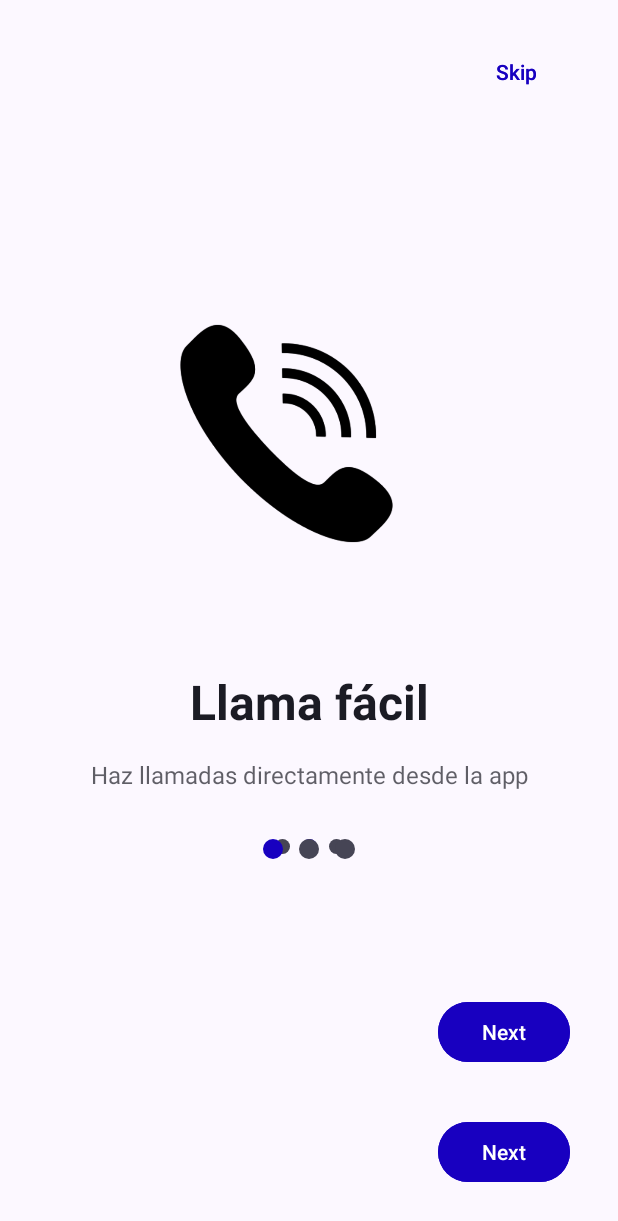
After one commit to XCypherXx/ProjectApp, an Android app: the OnboardingActivity screen opened directly, with no data from a screen before it, on a phone screen of 412 x 824 dp. The commit adds this screen. Shown: the top 1221 px of the screen. Run offline under Robolectric (Android 15) with nearby library versions, the phone set to English and light mode, and no system bars.

Commit message:
front home.

```diff
--- a/app/src/main/java/com/utp/project/ActivityRegistro.java
+++ b/app/src/main/java/com/utp/project/ActivityRegistro.java
@@ -1,6 +1,7 @@
 package com.utp.project;
 
 import android.content.Intent;
+import android.content.SharedPreferences;
 import android.os.Bundle;
 import android.widget.CheckBox;
 import android.widget.CompoundButton;
@@ -42,7 +43,7 @@
 
         // Initialize Firebase Auth
         mAuth = FirebaseAuth.getInstance();
-
+        mAuth.signOut(); //prueba
         // Obtener referencias de los elementos del layout
         btnRegistrarse = findViewById(R.id.btnRegistrarse);
         cbAceptarTerminos = findViewById(R.id.cbAceptarTerminos);
@@ -59,24 +60,18 @@
         });
 
 
-
-
-
-
-
         GoogleSignInOptions gso = new GoogleSignInOptions.Builder(GoogleSignInOptions.DEFAULT_SIGN_IN)
                 .requestIdToken(getString(R.string.default_web_client_id)) // el token que te da Firebase
                 .requestEmail()
                 .build();
 
         mGoogleSignInClient = GoogleSignIn.getClient(this, gso);
-
+//prueba
+        mGoogleSignInClient.signOut();
 
         // btn de Google
         MaterialButton btnGoogle = findViewById(R.id.btnGoogle);
         btnGoogle.setOnClickListener(view -> signIn());
-
-
 
 
     }
@@ -112,8 +107,7 @@
                         // Si ya hay sesión activa, ir a home desde el btn
 
                         if (mAuth.getCurrentUser() != null) {
-                            startActivity(new Intent(this, HomeActivity.class));
-                            finish();
+                            openNextScreen(); // manejar onboarding o home
                             return;
                         }
 
@@ -125,6 +119,24 @@
     }
 
 
+    private void openNextScreen() {
+        SharedPreferences prefs = getSharedPreferences("prefs", MODE_PRIVATE);
+        boolean isFirstTime = prefs.getBoolean("isFirstTime", true);
+
+        if (isFirstTime) {
+            // Guardar que ya vio onboarding
+            prefs.edit().putBoolean("isFirstTime", false).apply();
+
+            // Abrir onboarding
+            Intent intent = new Intent(ActivityRegistro.this, OnboardingActivity.class);
+            startActivity(intent);
+        } else {
+            // Abrir Home directamente
+            Intent intent = new Intent(ActivityRegistro.this, HomeActivity.class);
+            startActivity(intent);
+        }
+        finish();
+    }
 
 
 }
--- /dev/null
+++ b/app/src/main/java/com/utp/project/OnboardingActivity.java
@@ -0,0 +1,96 @@
+package com.utp.project;
+import androidx.appcompat.app.AppCompatActivity;
+import androidx.fragment.app.Fragment;
+import androidx.viewpager2.adapter.FragmentStateAdapter;
+import androidx.viewpager2.widget.ViewPager2;
+import android.content.Intent;
+import android.os.Bundle;
+import android.view.View;
+import android.widget.Button;
+import android.widget.LinearLayout;
+import java.util.ArrayList;
+import java.util.List;
+public class OnboardingActivity extends AppCompatActivity {
+
+    private ViewPager2 viewPager;
+    private OnboardingAdapter adapter;
+    private List<OnboardingItem> items;
+    private Button nextButton, skipButton;
+    private LinearLayout pageIndicators;
+
+    @Override
+    protected void onCreate(Bundle savedInstanceState) {
+        super.onCreate(savedInstanceState);
+        setContentView(R.layout.activity_onboarding);
+
+        // Referencias
+        viewPager = findViewById(R.id.view_pager);
+        nextButton = findViewById(R.id.next_button);
+        skipButton = findViewById(R.id.skip_button);
+        pageIndicators = findViewById(R.id.page_indicators);
+
+
+        items = new ArrayList<>();
+        items.add(new OnboardingItem(R.drawable.ic_call, "Llama fácil", "Haz llamadas directamente desde la app"));
+        items.add(new OnboardingItem(R.drawable.ic_calendar, "Agenda", "Revisa tus citas y tareas"));
+        items.add(new OnboardingItem(R.drawable.ic_home, "Inicio", "Accede rápido a todo lo que necesitas"));
+
+        adapter = new OnboardingAdapter(items);
+        viewPager.setAdapter(adapter);
+        setupIndicators();
+        setCurrentIndicator(0);
+
+        viewPager.registerOnPageChangeCallback(new ViewPager2.OnPageChangeCallback() {
+            @Override
+            public void onPageSelected(int position) {
+                super.onPageSelected(position);
+                setCurrentIndicator(position);
+            }
+        });
+
+        nextButton.setOnClickListener(v -> {
+            int current = viewPager.getCurrentItem();
+            if (current < adapter.getItemCount() - 1) {
+                viewPager.setCurrentItem(current + 1);
+            } else {
+                openHome();
+            }
+        });
+        skipButton.setOnClickListener(v -> openHome());
+    }
+
+    private void setupIndicators() {
+        pageIndicators.removeAllViews();
+        for (int i = 0; i < items.size(); i++) {
+            View indicator = new View(this);
+            LinearLayout.LayoutParams params = new LinearLayout.LayoutParams(20, 20);
+            params.setMargins(8, 0, 8, 0);
+            indicator.setLayoutParams(params);
+            indicator.setBackgroundResource(R.drawable.indicator_inactive);
+            pageIndicators.addView(indicator);
+        }
+    }
+
+    private void setCurrentIndicator(int index) {
+        for (int i = 0; i < pageIndicators.getChildCount(); i++) {
+            View child = pageIndicators.getChildAt(i);
+            if (i == index) {
+                child.setBackgroundResource(R.drawable.indicator_active);
+            } else {
+                child.setBackgroundResource(R.drawable.indicator_inactive);
+            }
+        }
+    }
+
+    private void openHome() {
+        // Guardar en SharedPreferences que ya vio onboarding
+        getSharedPreferences("prefs", MODE_PRIVATE)
+                .edit()
+                .putBoolean("isFirstTime", false)
+                .apply();
+
+        // Abrir Home
+        startActivity(new Intent(OnboardingActivity.this, HomeActivity.class));
+        finish();
+    }
+}
--- /dev/null
+++ b/app/src/main/java/com/utp/project/OnboardingAdapter.java
@@ -0,0 +1,54 @@
+package com.utp.project;
+
+import android.view.LayoutInflater;
+import android.view.View;
+import android.view.ViewGroup;
+import android.widget.ImageView;
+import android.widget.TextView;
+
+import androidx.annotation.NonNull;
+import androidx.recyclerview.widget.RecyclerView;
+
+import java.util.List;
+
+public class OnboardingAdapter extends RecyclerView.Adapter<OnboardingAdapter.OnboardingViewHolder> {
+
+    private List<OnboardingItem> onboardingItems;
+
+    public OnboardingAdapter(List<OnboardingItem> onboardingItems) {
+        this.onboardingItems = onboardingItems;
+    }
+
+    @NonNull
+    @Override
+    public OnboardingViewHolder onCreateViewHolder(@NonNull ViewGroup parent, int viewType) {
+        View view = LayoutInflater.from(parent.getContext())
+                .inflate(R.layout.activity_onboarding, parent, false); // layout genérico
+        return new OnboardingViewHolder(view);
+    }
+
+    @Override
+    public void onBindViewHolder(@NonNull OnboardingViewHolder holder, int position) {
+        OnboardingItem item = onboardingItems.get(position);
+        holder.titleText.setText(item.getTitle());
+        holder.descriptionText.setText(item.getDescription());
+        holder.imageView.setImageResource(item.getImageRes());
+    }
+
+    @Override
+    public int getItemCount() {
+        return onboardingItems.size();
+    }
+
+    class OnboardingViewHolder extends RecyclerView.ViewHolder {
+        TextView titleText, descriptionText;
+        ImageView imageView;
+
+        OnboardingViewHolder(@NonNull View itemView) {
+            super(itemView);
+            titleText = itemView.findViewById(R.id.title_text);
+            descriptionText = itemView.findViewById(R.id.description_text);
+            imageView = itemView.findViewById(R.id.onboarding_illustration);
+        }
+    }
+}
--- /dev/null
+++ b/app/src/main/java/com/utp/project/OnboardingItem.java
@@ -0,0 +1,17 @@
+package com.utp.project;
+
+public class OnboardingItem {
+    private int imageRes;
+    private String title;
+    private String description;
+
+    public OnboardingItem(int imageRes, String title, String description) {
+        this.imageRes = imageRes;
+        this.title = title;
+        this.description = description;
+    }
+
+    public int getImageRes() { return imageRes; }
+    public String getTitle() { return title; }
+    public String getDescription() { return description; }
+}
--- /dev/null
+++ b/app/src/main/res/drawable/indicator_active.xml
@@ -0,0 +1,9 @@
+<?xml version="1.0" encoding="utf-8"?>
+<shape xmlns:android="http://schemas.android.com/apk/res/android"
+    android:shape="oval">
+    <size
+        android:width="12dp"
+        android:height="12dp" />
+    <solid
+        android:color="@color/md_theme_primary" />
+</shape>
--- /dev/null
+++ b/app/src/main/res/drawable/indicator_inactive.xml
@@ -0,0 +1,9 @@
+<?xml version="1.0" encoding="utf-8"?>
+<shape xmlns:android="http://schemas.android.com/apk/res/android"
+    android:shape="oval">
+    <size
+        android:width="8dp"
+        android:height="8dp" />
+    <solid
+        android:color="@color/md_theme_onSurfaceVariant" />
+</shape>
--- a/app/src/main/res/layout/activity_home.xml
+++ b/app/src/main/res/layout/activity_home.xml
@@ -17,7 +17,7 @@
             android:id="@+id/user_greeting"
             android:layout_width="wrap_content"
             android:layout_height="wrap_content"
-            android:layout_marginTop="44dp"
+            android:layout_marginTop="54dp"
             android:text=""
             android:textColor="@color/md_theme_onSecondary"
             android:textSize="34sp"
@@ -25,12 +25,26 @@
             app:layout_constraintStart_toStartOf="parent"
             app:layout_constraintTop_toTopOf="parent" />
 
+        <ImageButton
+            android:id="@+id/icon_noti"
+            android:layout_width="50dp"
+            android:layout_height="50dp"
+            android:padding="8dp"
+            android:background="?attr/selectableItemBackgroundBorderless"
+            android:contentDescription="Notificaciones"
+            android:scaleType="centerInside"
+            android:src="@drawable/ic_noti"
+            app:layout_constraintEnd_toStartOf="@+id/profile_image"
+        app:layout_constraintTop_toTopOf="@+id/profile_image"
+        app:layout_constraintBottom_toBottomOf="@+id/profile_image"
+        android:layout_marginEnd="8dp"/> <!-- espacio entre la foto y el icono -->
+
         <ImageView
             android:id="@+id/profile_image"
             android:layout_width="90dp"
             android:layout_height="90dp"
             android:layout_marginTop="44dp"
-            android:layout_marginEnd="28dp"
+            android:layout_marginEnd="1dp"
             android:padding="18dp"
             app:layout_constraintEnd_toEndOf="parent"
             app:layout_constraintTop_toTopOf="parent" />
@@ -39,10 +53,11 @@
             android:id="@+id/important_tasks_label"
             android:layout_width="wrap_content"
             android:layout_height="wrap_content"
-            android:layout_marginTop="44dp"
+            android:layout_marginTop="40dp"
             android:text="Tus categorias"
             android:textColor="@color/md_theme_onSecondary"
             android:textSize="18sp"
+            android:textStyle="bold"
             app:layout_constraintStart_toStartOf="parent"
             app:layout_constraintTop_toBottomOf="@+id/user_greeting" />
 
@@ -51,7 +66,7 @@
             android:id="@+id/categoryRecyclerView"
             android:layout_width="match_parent"
             android:layout_height="200dp"
-            android:layout_marginTop="44dp"
+            android:layout_marginTop="20dp"
             android:clipChildren="false"
             android:clipToPadding="false"
             android:orientation="horizontal"
@@ -72,6 +87,7 @@
             android:layout_height="wrap_content"
             android:layout_marginTop="44dp"
             android:text="Tareas Importantes"
+            android:textStyle="bold"
             android:textColor="@color/md_theme_onSecondary"
             android:textSize="18sp"
             app:layout_constraintStart_toStartOf="parent"
@@ -174,7 +190,7 @@
 
         <LinearLayout
             android:id="@+id/bottomIconsLayout"
-            android:layout_width="match_parent"
+            android:layout_width="0dp"
             android:layout_height="80dp"
             android:background="@color/md_theme_secondaryContainer"
             android:elevation="8dp"
@@ -182,6 +198,7 @@
             android:orientation="horizontal"
             android:paddingStart="0dp"
             android:paddingEnd="0dp"
+
             app:layout_constraintBottom_toBottomOf="parent"
             app:layout_constraintEnd_toEndOf="parent"
             app:layout_constraintStart_toStartOf="parent">
@@ -199,6 +216,7 @@
                     android:id="@+id/icon_home"
                     android:layout_width="48dp"
                     android:layout_height="48dp"
+                    android:padding="10dp"
                     android:layout_marginStart="0dp"
                     android:background="?attr/selectableItemBackgroundBorderless"
                     android:contentDescription="Home"
@@ -209,6 +227,7 @@
                     android:id="@+id/icon_calendar"
                     android:layout_width="48dp"
                     android:layout_height="48dp"
+                    android:padding="10dp"
                     android:layout_marginStart="25dp"
                     android:background="?attr/selectableItemBackgroundBorderless"
                     android:contentDescription="Calendar"
@@ -235,6 +254,7 @@
                     android:id="@+id/icon_mic"
                     android:layout_width="48dp"
                     android:layout_height="48dp"
+                    android:padding="1dp"
                     android:background="?attr/selectableItemBackgroundBorderless"
                     android:contentDescription="Mic"
                     android:scaleType="centerInside"
@@ -244,6 +264,7 @@
                     android:id="@+id/icon_settings"
                     android:layout_width="48dp"
                     android:layout_height="48dp"
+                    android:padding="10dp"
                     android:layout_marginStart="30dp"
                     android:background="?attr/selectableItemBackgroundBorderless"
                     android:contentDescription="Settings"
--- /dev/null
+++ b/app/src/main/res/layout/activity_onboarding.xml
@@ -0,0 +1,115 @@
+<?xml version="1.0" encoding="utf-8"?>
+<androidx.constraintlayout.widget.ConstraintLayout
+    xmlns:android="http://schemas.android.com/apk/res/android"
+    xmlns:app="http://schemas.android.com/apk/res-auto"
+    xmlns:tools="http://schemas.android.com/tools"
+    android:layout_width="match_parent"
+    android:layout_height="match_parent"
+    android:background="@color/md_theme_surface"
+    tools:context=".OnboardingActivity">
+
+
+    <androidx.viewpager2.widget.ViewPager2
+        android:id="@+id/view_pager"
+        android:layout_width="match_parent"
+        android:layout_height="0dp"
+        app:layout_constraintBottom_toTopOf="@+id/next_button"
+        app:layout_constraintTop_toTopOf="parent"
+        app:layout_constraintStart_toStartOf="parent"
+        app:layout_constraintEnd_toEndOf="parent" />
+
+    <Button
+        android:id="@+id/skip_button"
+        android:layout_width="wrap_content"
+        android:layout_height="wrap_content"
+        android:text="Skip"
+        style="@style/Widget.Material3.Button.TextButton"
+        android:textColor="@color/md_theme_primary"
+        android:layout_marginTop="24dp"
+        android:layout_marginEnd="24dp"
+        app:layout_constraintTop_toTopOf="parent"
+        app:layout_constraintEnd_toEndOf="parent" />
+
+    <Button
+        android:id="@+id/next_button"
+        android:layout_width="wrap_content"
+        android:layout_height="wrap_content"
+        android:layout_marginBottom="32dp"
+        android:layout_marginEnd="32dp"
+        android:text="Next"
+        app:cornerRadius="24dp"
+        android:backgroundTint="@color/md_theme_primary"
+        android:textColor="@color/md_theme_onPrimary"
+        app:layout_constraintBottom_toBottomOf="parent"
+        app:layout_constraintEnd_toEndOf="parent" />
+
+
+    <ImageView
+        android:id="@+id/onboarding_illustration"
+        android:layout_width="0dp"
+        android:layout_height="250dp"
+        android:layout_marginStart="2dp"
+        android:layout_marginEnd="32dp"
+        android:layout_marginTop="92dp"
+        android:contentDescription="iamgen"
+        android:scaleType="fitCenter"
+        android:src="@drawable/ic_call"
+        app:layout_constraintEnd_toEndOf="parent"
+        app:layout_constraintStart_toStartOf="parent"
+        app:layout_constraintTop_toBottomOf="@+id/skip_button" />
+
+    <TextView
+        android:id="@+id/title_text"
+        android:layout_width="wrap_content"
+        android:layout_height="wrap_content"
+        android:layout_marginTop="32dp"
+        android:text=""
+        android:textColor="@color/md_theme_onBackground"
+        android:textSize="32sp"
+        android:textStyle="bold"
+        app:layout_constraintStart_toStartOf="parent"
+        app:layout_constraintEnd_toEndOf="parent"
+        app:layout_constraintTop_toBottomOf="@+id/onboarding_illustration" />
+
+    <TextView
+        android:id="@+id/description_text"
+        android:layout_width="0dp"
+        android:layout_height="wrap_content"
+        android:layout_marginTop="16dp"
+        android:layout_marginStart="40dp"
+        android:layout_marginEnd="40dp"
+        android:text=""
+        android:textColor="@color/md_theme_onBackground"
+        android:textSize="16sp"
+        android:gravity="center"
+        android:alpha="0.7"
+        app:layout_constraintStart_toStartOf="parent"
+        app:layout_constraintEnd_toEndOf="parent"
+        app:layout_constraintTop_toBottomOf="@+id/title_text" />
+
+    <LinearLayout
+        android:id="@+id/page_indicators"
+        android:layout_width="wrap_content"
+        android:layout_height="wrap_content"
+        android:layout_marginTop="32dp"
+        android:orientation="horizontal"
+        app:layout_constraintStart_toStartOf="parent"
+        app:layout_constraintEnd_toEndOf="parent"
+        app:layout_constraintTop_toBottomOf="@+id/description_text">
+
+        <View
+            android:layout_width="10dp"
+            android:layout_height="10dp"
+            android:layout_marginHorizontal="4dp"
+            android:background="@drawable/indicator_inactive" /> <View
+        android:layout_width="10dp"
+        android:layout_height="10dp"
+        android:layout_marginHorizontal="4dp"
+        android:background="@drawable/indicator_active" /> <View
+        android:layout_width="10dp"
+        android:layout_height="10dp"
+        android:layout_marginHorizontal="4dp"
+        android:background="@drawable/indicator_inactive" />
+    </LinearLayout>
+
+</androidx.constraintlayout.widget.ConstraintLayout>
--- /dev/null
+++ b/app/src/main/res/layout/item_onboarding.xml
@@ -0,0 +1,29 @@
+<LinearLayout xmlns:android="http://schemas.android.com/apk/res/android"
+    android:layout_width="match_parent"
+    android:layout_height="match_parent"
+    android:orientation="vertical"
+    android:gravity="center"
+    android:padding="24dp">
+
+    <ImageView
+        android:id="@+id/imageOnboarding"
+        android:layout_width="200dp"
+        android:layout_height="200dp"
+        android:scaleType="fitCenter"/>
+
+    <TextView
+        android:id="@+id/titleOnboarding"
+        android:layout_width="wrap_content"
+        android:layout_height="wrap_content"
+        android:textSize="24sp"
+        android:textStyle="bold"
+        android:layout_marginTop="16dp"/>
+
+    <TextView
+        android:id="@+id/descriptionOnboarding"
+        android:layout_width="wrap_content"
+        android:layout_height="wrap_content"
+        android:textSize="16sp"
+        android:layout_marginTop="8dp"
+        android:gravity="center"/>
+</LinearLayout>
--- a/app/src/main/res/values/colors.xml
+++ b/app/src/main/res/values/colors.xml
@@ -1,5 +1,7 @@
 <?xml version="1.0" encoding="utf-8"?>
 <resources>
+    <color name="md_theme_primary_home">#684fda</color>
+
     <color name="md_theme_primary">#1800C0</color>
     <color name="md_theme_onPrimary">#FFFFFF</color>
     <color name="md_theme_primaryContainer">#3632D5</color>
--- a/app/src/main/res/values/strings.xml
+++ b/app/src/main/res/values/strings.xml
@@ -37,9 +37,9 @@
     <string name="lbl_tengo_cuenta">¿Ya tienes cuenta? Inicia sesión</string>
     <string name="lbl_registrate_con">O registrate con</string>
     <string name="lbl_terminos_condiciones">He leído y acepto los términos y condiciones de uso.</string>
-<string name="default_web_client_id">500031057257-q0mnkludpm2edejp41nq9gq28e6qd3rc.apps.googleusercontent.com</string>
+    <string name="default_web_client_id">500031057257-q0mnkludpm2edejp41nq9gq28e6qd3rc.apps.googleusercontent.com</string>
     <string name="category_icon">Category icon</string>
-  <string name="facebook_app_id">81929402052228</string>
+    <string name="facebook_app_id">81929402052228</string>
     <string name="fb_login_protocol_scheme">fb81929402052228</string>
 
 
```
Also changed, not shown: app/src/main/AndroidManifest.xml (+8 -21 lines), app/src/main/res/drawable/ic_noti.png (added).
